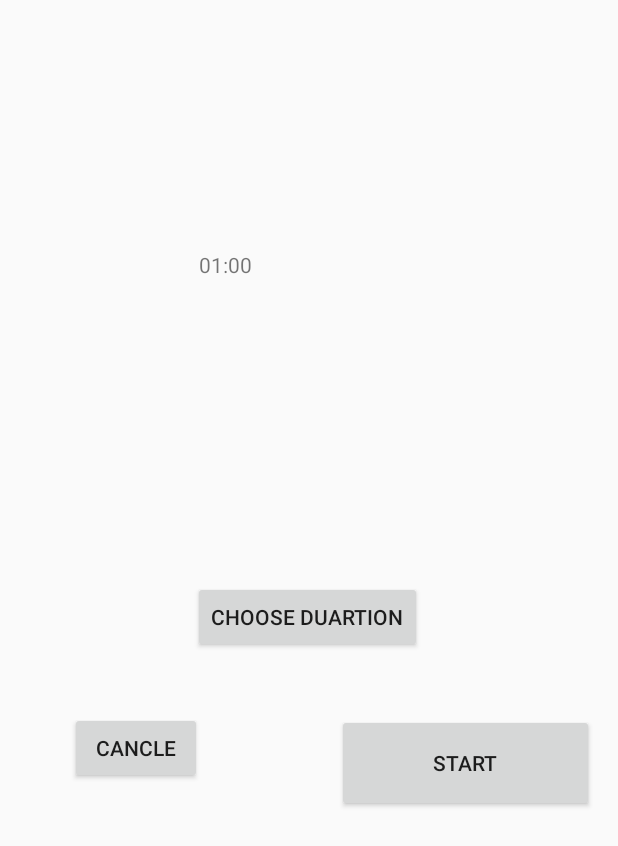
After one commit to bdegouti/Parenting-App, an Android app: the Timer screen opened directly, with no data from a screen before it, on a phone screen of 412 x 824 dp. The commit adds this screen. Shown: the top 846 px of the screen. Run offline under Robolectric (Android 15) with nearby library versions, the phone set to English and light mode, and no system bars.

Commit message:
[Nick WU] Added Count Down Timer
- created model class: TimeManager
- created helper class: NotificationHelper
- created activity: Timer

```diff
--- a/app/src/main/AndroidManifest.xml
+++ b/app/src/main/AndroidManifest.xml
@@ -10,7 +10,11 @@
         android:supportsRtl="true"
         android:theme="@style/Theme.AppCompat.Light.NoActionBar">
         <activity
-            android:name="com.example.parentapp.MainMenuActivity"
+            android:name=".Timer"
+            android:exported="true"
+            android:launchMode="singleTop"/>
+        <activity
+            android:name=".MainMenuActivity"
             android:exported="true">
             <intent-filter>
                 <action android:name="android.intent.action.MAIN" />
--- /dev/null
+++ b/app/src/main/java/com/example/parentapp/Timer.java
@@ -0,0 +1,220 @@
+package com.example.parentapp;
+
+import androidx.appcompat.app.AlertDialog;
+import androidx.appcompat.app.AppCompatActivity;
+import androidx.core.app.NotificationCompat;
+
+import android.content.Context;
+import android.content.Intent;
+import android.media.MediaPlayer;
+import android.os.Bundle;
+import android.os.CountDownTimer;
+import android.view.View;
+import android.widget.Button;
+import android.widget.TextView;
+import android.widget.Toast;
+
+import com.example.parentapp.helper.NotificationHelper;
+import com.example.parentapp.model.TimeManager;
+
+import java.util.Locale;
+
+/* - count down for 1,2,3,5, and 10 minutes and a custom duration(always in the whole number)
+   - when the timer is running, be able to reset (stop and reset time to the last selected starting time)
+     or pause. While paused to be able to reset or resume the timer.
+   - when the timer reaches 0, plays a sound for alarm and vibrate
+   - when the timer is running, be able to still run after exiting the application
+   - when the timer expired, pops a notification that can stop the alarm sound
+*/
+public class Timer extends AppCompatActivity {
+    private final int MILLISECOND_TO_SECOND = 1000;
+    private final int MINUTES_TO_SECONDS = 60;
+
+    // default time is set to 1 minute in milliseconds
+    private final TimeManager timeManager = new TimeManager(MILLISECOND_TO_SECOND * MINUTES_TO_SECONDS);
+
+    private Button startCount;
+    private TextView timeRemaining;
+
+    // storing the result of time user select and default is set to 1 minute
+    private String results = "1 minute";
+
+    private CountDownTimer countDownTimer;
+    private boolean isRunning;
+    private long timeLeft = timeManager.getMinuteInMillis();
+
+    private MediaPlayer musicPlayer;
+
+    private NotificationHelper notificationHelper;
+
+    @Override
+    protected void onCreate(Bundle savedInstanceState) {
+        super.onCreate(savedInstanceState);
+        setContentView(R.layout.activity_timer);
+        setTitle("Count Down Timer");
+
+        notificationHelper = new NotificationHelper(this);
+
+        setUpChooseTimeButton();
+        setUpStartCancelButton();
+        updateTimer(timeLeft);
+    }
+
+    private void setUpChooseTimeButton() {
+        String[] durations = getResources().getStringArray(R.array.durations_for_count_down);
+
+        Button time = findViewById(R.id.btnChooseTime);
+        time.setOnClickListener(new View.OnClickListener() {
+            @Override
+            public void onClick(View view) {
+                AlertDialog dialog;
+                AlertDialog.Builder builder = new AlertDialog.Builder(Timer.this);
+
+                builder.setTitle("Choose your duration:");
+
+                builder.setSingleChoiceItems(durations, -1,
+                        ((dialogInterface, position) -> results = durations[position]));
+
+                builder.setPositiveButton("OK", ((dialogInterface, i) -> {
+                    switch (results) {
+                        case "1 minute":
+                            timeManager.setMinuteInMillis(MILLISECOND_TO_SECOND * MINUTES_TO_SECONDS);
+                            timeLeft = MILLISECOND_TO_SECOND * MINUTES_TO_SECONDS;
+                            break;
+                        case "2 minutes":
+                            timeManager.setMinuteInMillis(2 * MILLISECOND_TO_SECOND * MINUTES_TO_SECONDS);
+                            timeLeft = 2 * MILLISECOND_TO_SECOND * MINUTES_TO_SECONDS;
+                            break;
+                        case "3 minutes":
+                            timeManager.setMinuteInMillis(3 * MILLISECOND_TO_SECOND * MINUTES_TO_SECONDS);
+                            timeLeft = 3 * MILLISECOND_TO_SECOND * MINUTES_TO_SECONDS;
+                            break;
+                        case "5 minutes":
+                            timeManager.setMinuteInMillis(5 * MILLISECOND_TO_SECOND * MINUTES_TO_SECONDS);
+                            timeLeft = 5 * MILLISECOND_TO_SECOND * MINUTES_TO_SECONDS;
+                            break;
+                        default:
+                            timeManager.setMinuteInMillis(10 * MILLISECOND_TO_SECOND * MINUTES_TO_SECONDS);
+                            timeLeft = 10 * MILLISECOND_TO_SECOND * MINUTES_TO_SECONDS;
+                            break;
+                    }
+                    updateTimer(timeManager.getMinuteInMillis());
+                }));
+
+                builder.setNegativeButton("CANCEL", ((dialogInterface, i) -> Toast.makeText(
+                        Timer.this, "CANCELED", Toast.LENGTH_SHORT).show()));
+
+                dialog = builder.create();
+                dialog.show();
+            }
+        });
+    }
+
+    private void setUpStartCancelButton() {
+        Button cancelTimer = findViewById(R.id.btnCancelCountDown);
+        startCount = findViewById(R.id.btnStartCounting);
+        timeRemaining = findViewById(R.id.txtTimeRemaining);
+
+        startCount.setOnClickListener(new View.OnClickListener() {
+            @Override
+            public void onClick(View view) {
+                if (isRunning) {
+                    pauseTimer();
+                } else {
+                    startTimer();
+                }
+            }
+        });
+
+        cancelTimer.setOnClickListener(new View.OnClickListener() {
+            @Override
+            public void onClick(View view) {
+                cancelTimer();
+            }
+        });
+    }
+
+    // Some of the code below was adapted from the Youtube video linked:
+    // https://www.youtube.com/watch?v=MDuGwI6P-X8
+    private void startTimer() {
+        countDownTimer = new CountDownTimer(timeLeft, MINUTES_TO_SECONDS) {
+            @Override
+            public void onTick(long milliSecUntilFinished) {
+                timeLeft = milliSecUntilFinished;
+                updateTimer(timeLeft);
+            }
+
+            @Override
+            public void onFinish() {
+                isRunning = false;
+                timeLeft = timeManager.getMinuteInMillis();
+                updateTimer(timeLeft);
+                startCount.setText("Start");
+
+                playMusic();
+
+                sendNotification();
+
+                AlertDialog dialog;
+                AlertDialog.Builder builder = new AlertDialog.Builder(Timer.this);
+
+                builder.setTitle("Times up!");
+
+                builder.setPositiveButton("OK", (((dialogInterface, i) -> stopMusic())));
+
+                dialog = builder.create();
+                dialog.show();
+            }
+        }.start();
+
+        isRunning = true;
+        startCount.setText("Pause");
+    }
+
+    private void pauseTimer() {
+        countDownTimer.cancel();
+        isRunning = false;
+        startCount.setText("Start");
+    }
+
+    private void cancelTimer() {
+        timeLeft = timeManager.getMinuteInMillis();
+        updateTimer(timeLeft);
+    }
+
+    private void updateTimer(long time) {
+        int minutes = (int) (time / MILLISECOND_TO_SECOND) / MINUTES_TO_SECONDS;
+        int seconds = (int) (time / MILLISECOND_TO_SECOND) % MINUTES_TO_SECONDS;
+
+        String timeLeft = String.format(Locale.getDefault(), "%02d:%02d", minutes, seconds);
+        timeRemaining.setText(timeLeft);
+    }
+
+    private void playMusic() {
+        if (musicPlayer == null) {
+            musicPlayer = MediaPlayer.create(this, R.raw.alarm_sound);
+            musicPlayer.setOnCompletionListener(new MediaPlayer.OnCompletionListener() {
+                @Override
+                public void onCompletion(MediaPlayer mediaPlayer) {
+                    playMusic();
+                }
+            });
+        }
+        musicPlayer.start();
+    }
+
+    private void stopMusic() {
+        if (musicPlayer != null) {
+            musicPlayer.release();
+            musicPlayer = null;
+        }
+    }
+
+    private void sendNotification() {
+        NotificationCompat.Builder nb = notificationHelper.getChannelNotification("Times Up!",
+                "Click on this message to return to that app screen and stop alarm sound.");
+        notificationHelper.getManager().notify(1, nb.build());
+    }
+
+    public static Intent makeLaunchIntent(Context c) { return new Intent(c, Timer.class); }
+}
--- /dev/null
+++ b/app/src/main/java/com/example/parentapp/helper/NotificationHelper.java
@@ -0,0 +1,60 @@
+package com.example.parentapp.helper;
+
+import android.app.Notification;
+import android.app.NotificationChannel;
+import android.app.NotificationManager;
+import android.app.PendingIntent;
+import android.content.Context;
+import android.content.ContextWrapper;
+import android.content.Intent;
+
+import androidx.core.app.NotificationCompat;
+
+import com.example.parentapp.R;
+import com.example.parentapp.Timer;
+
+//the code below was adapted from the Youtube video linked:
+// https://www.youtube.com/watch?v=ub4_f6ksxL0
+public class NotificationHelper extends ContextWrapper {
+    public static final String channelID = "channelID";
+    public static final String channelName = "Channel";
+
+    private NotificationManager manager;
+
+    public NotificationHelper(Context base) {
+        super(base);
+        createChanel();
+    }
+
+    public void createChanel() {
+        NotificationChannel channel = new NotificationChannel(channelID, channelName,
+                NotificationManager.IMPORTANCE_DEFAULT);
+        channel.enableLights(true);
+        channel.enableVibration(true);
+        channel.setLightColor(R.color.design_default_color_primary);
+        channel.setLockscreenVisibility(Notification.VISIBILITY_PRIVATE);
+
+        getManager().createNotificationChannel(channel);
+    }
+
+    public NotificationManager getManager() {
+        if (manager == null) {
+            manager = (NotificationManager) getSystemService(Context.NOTIFICATION_SERVICE);
+        }
+
+        return manager;
+    }
+
+    public NotificationCompat.Builder getChannelNotification(String title, String msg) {
+        Intent resultIntent = Timer.makeLaunchIntent(this);
+        PendingIntent resultPendingIntent = PendingIntent.getActivity(this, 1,
+                resultIntent, PendingIntent.FLAG_UPDATE_CURRENT);
+
+        return new NotificationCompat.Builder(getApplicationContext(), channelID)
+                .setContentTitle(title)
+                .setContentText(msg)
+                .setSmallIcon(R.drawable.ic_notification)
+                .setAutoCancel(true)
+                .setContentIntent(resultPendingIntent);
+    }
+}
--- /dev/null
+++ b/app/src/main/java/com/example/parentapp/model/TimeManager.java
@@ -0,0 +1,17 @@
+package com.example.parentapp.model;
+
+public class TimeManager {
+    private long minuteInMillis;
+
+    public TimeManager(long minute) {
+        this.minuteInMillis = minute;
+    }
+
+    public long getMinuteInMillis() {
+        return minuteInMillis;
+    }
+
+    public void setMinuteInMillis(long minuteInMillis) {
+        this.minuteInMillis = minuteInMillis;
+    }
+}
--- /dev/null
+++ b/app/src/main/res/drawable/ic_notification.xml
@@ -0,0 +1,10 @@
+<vector xmlns:android="http://schemas.android.com/apk/res/android"
+    android:width="24dp"
+    android:height="24dp"
+    android:viewportWidth="24"
+    android:viewportHeight="24"
+    android:tint="?attr/colorControlNormal">
+  <path
+      android:fillColor="@android:color/white"
+      android:pathData="M12,22c1.1,0 2,-0.9 2,-2h-4c0,1.1 0.89,2 2,2zM18,16v-5c0,-3.07 -1.64,-5.64 -4.5,-6.32L13.5,4c0,-0.83 -0.67,-1.5 -1.5,-1.5s-1.5,0.67 -1.5,1.5v0.68C7.63,5.36 6,7.92 6,11v5l-2,2v1h16v-1l-2,-2z"/>
+</vector>
--- /dev/null
+++ b/app/src/main/res/layout/activity_timer.xml
@@ -0,0 +1,56 @@
+<?xml version="1.0" encoding="utf-8"?>
+<androidx.constraintlayout.widget.ConstraintLayout xmlns:android="http://schemas.android.com/apk/res/android"
+    xmlns:app="http://schemas.android.com/apk/res-auto"
+    xmlns:tools="http://schemas.android.com/tools"
+    android:layout_width="match_parent"
+    android:layout_height="match_parent"
+    tools:context=".Timer">
+
+    <Button
+        android:id="@+id/btnStartCounting"
+        android:layout_width="171dp"
+        android:layout_height="65dp"
+        android:text="Start"
+        app:layout_constraintBottom_toBottomOf="parent"
+        app:layout_constraintEnd_toEndOf="parent"
+        app:layout_constraintHorizontal_bias="0.933"
+        app:layout_constraintStart_toStartOf="parent"
+        app:layout_constraintTop_toTopOf="parent"
+        app:layout_constraintVertical_bias="0.627" />
+
+    <Button
+        android:id="@+id/btnCancelCountDown"
+        android:layout_width="wrap_content"
+        android:layout_height="wrap_content"
+        android:text="Cancle"
+        app:layout_constraintBottom_toBottomOf="parent"
+        app:layout_constraintEnd_toEndOf="parent"
+        app:layout_constraintHorizontal_bias="0.144"
+        app:layout_constraintStart_toStartOf="parent"
+        app:layout_constraintTop_toTopOf="parent"
+        app:layout_constraintVertical_bias="0.612" />
+
+    <Button
+        android:id="@+id/btnChooseTime"
+        android:layout_width="wrap_content"
+        android:layout_height="wrap_content"
+        android:text="Choose Duartion"
+        app:layout_constraintBottom_toBottomOf="parent"
+        app:layout_constraintEnd_toEndOf="parent"
+        app:layout_constraintHorizontal_bias="0.497"
+        app:layout_constraintStart_toStartOf="parent"
+        app:layout_constraintTop_toTopOf="parent"
+        app:layout_constraintVertical_bias="0.499" />
+
+    <TextView
+        android:id="@+id/txtTimeRemaining"
+        android:layout_width="146dp"
+        android:layout_height="125dp"
+        android:text="TextView"
+        app:layout_constraintBottom_toBottomOf="parent"
+        app:layout_constraintEnd_toEndOf="parent"
+        app:layout_constraintHorizontal_bias="0.498"
+        app:layout_constraintStart_toStartOf="parent"
+        app:layout_constraintTop_toTopOf="parent"
+        app:layout_constraintVertical_bias="0.239" />
+</androidx.constraintlayout.widget.ConstraintLayout>
--- /dev/null
+++ b/app/src/main/res/values/durations.xml
@@ -0,0 +1,10 @@
+<?xml version="1.0" encoding="utf-8"?>
+<resources>
+    <string-array name="durations_for_count_down">
+        <item>1 minute</item>
+        <item>2 minutes</item>
+        <item>3 minutes</item>
+        <item>5 minutes</item>
+        <item>10 minutes</item>
+    </string-array>
+</resources>
```
Also changed, not shown: app/src/main/java/com/example/parentapp/MainMenuActivity.java (+12 -0 lines), app/src/main/res/layout/activity_main_menu.xml (+15 -0 lines), 1 other file.
